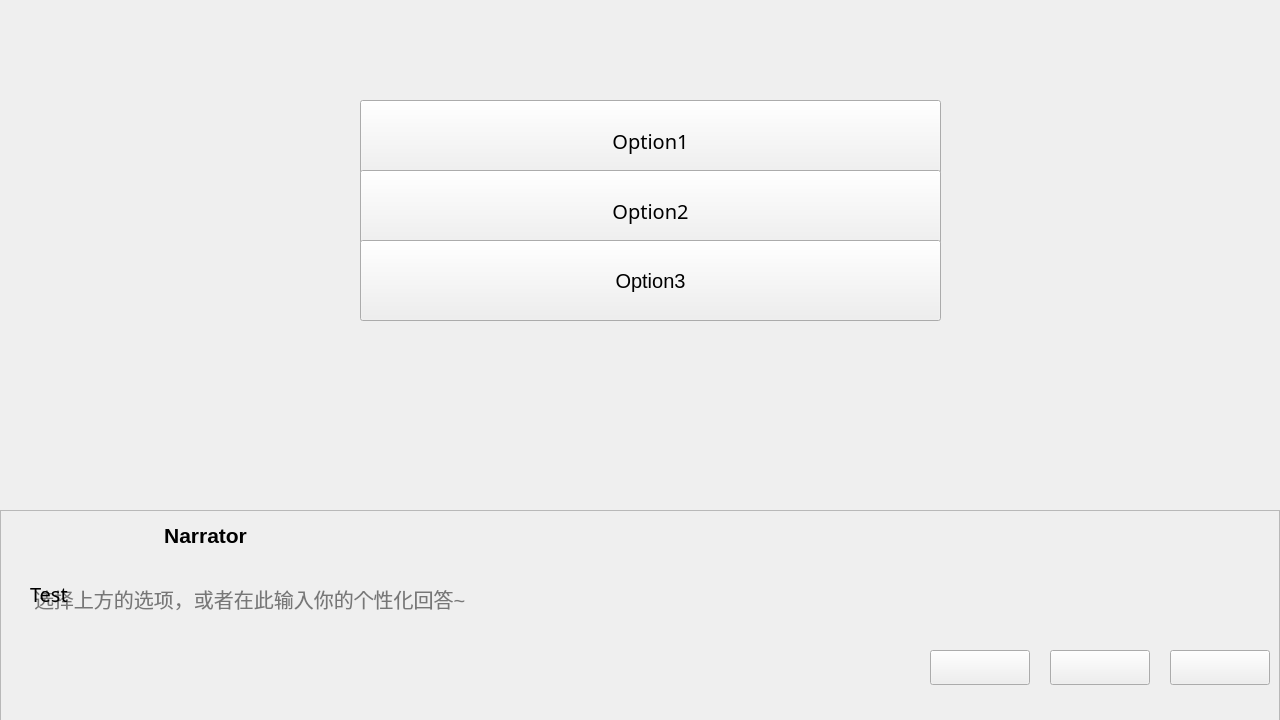
First picture: the form in Game/UI_resource/choose_model_1.ui, repository ElectricMs/CampusTales, before the edit.
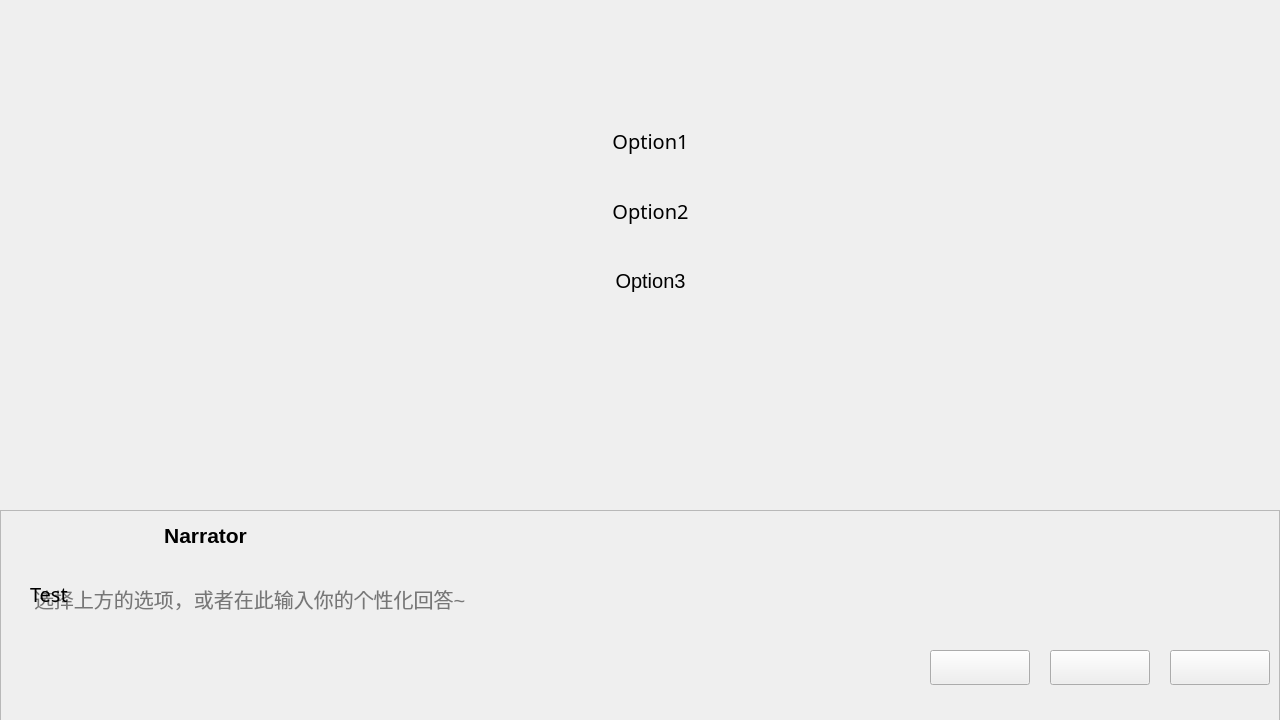
Second picture: the form after the edit. Icons and pictures are not drawn.

The edit to the form file:
```diff
--- a/Game/UI_resource/choose_model_1.ui
+++ b/Game/UI_resource/choose_model_1.ui
@@ -192,7 +192,7 @@
      </font>
     </property>
     <property name="styleSheet">
-     <string notr="true">#pushButton{
+     <string notr="true">#pushButton_option1{
     image: url(:/image1/resource/button.png);
     background-color:transparent;
     border:None;
@@ -224,7 +224,7 @@
      </font>
     </property>
     <property name="styleSheet">
-     <string notr="true">#pushButton_2{
+     <string notr="true">#pushButton_option2{
     image: url(:/image1/resource/button.png);
     background-color:transparent;
     border:None;
@@ -255,7 +255,7 @@
      </font>
     </property>
     <property name="styleSheet">
-     <string notr="true">#pushButton_3{
+     <string notr="true">#pushButton_option3{
     image: url(:/image1/resource/button.png);
     background-color:transparent;
     border:None;
```
Left out of the diff: 12 changed lines with no effect on the pictures.
